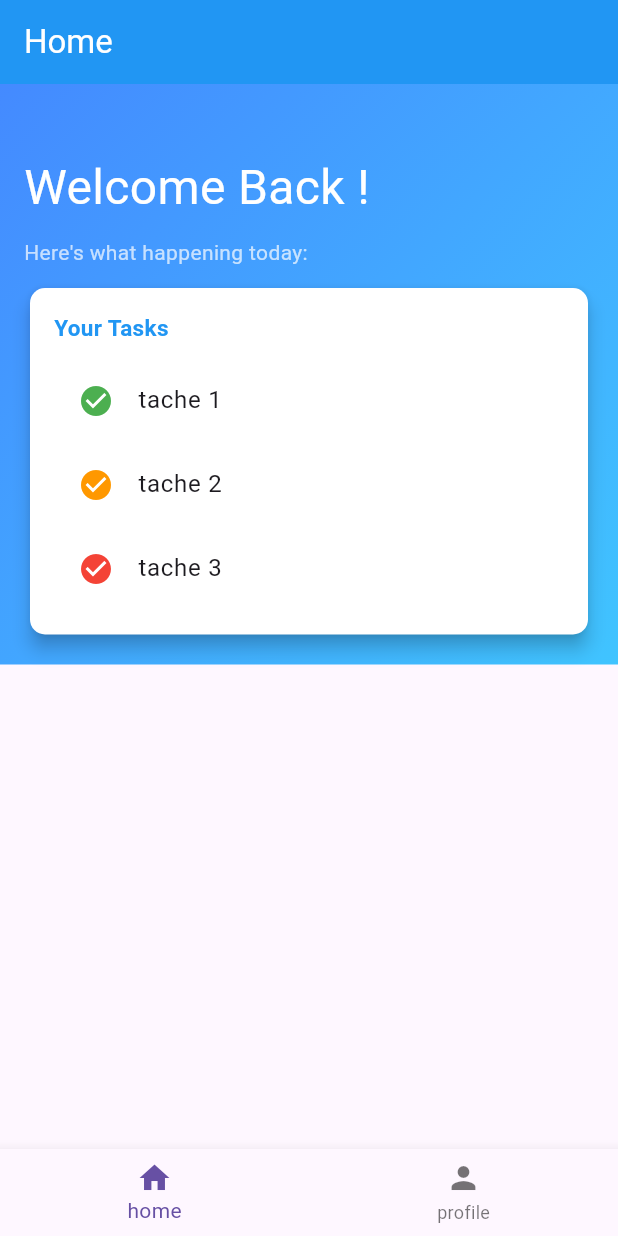
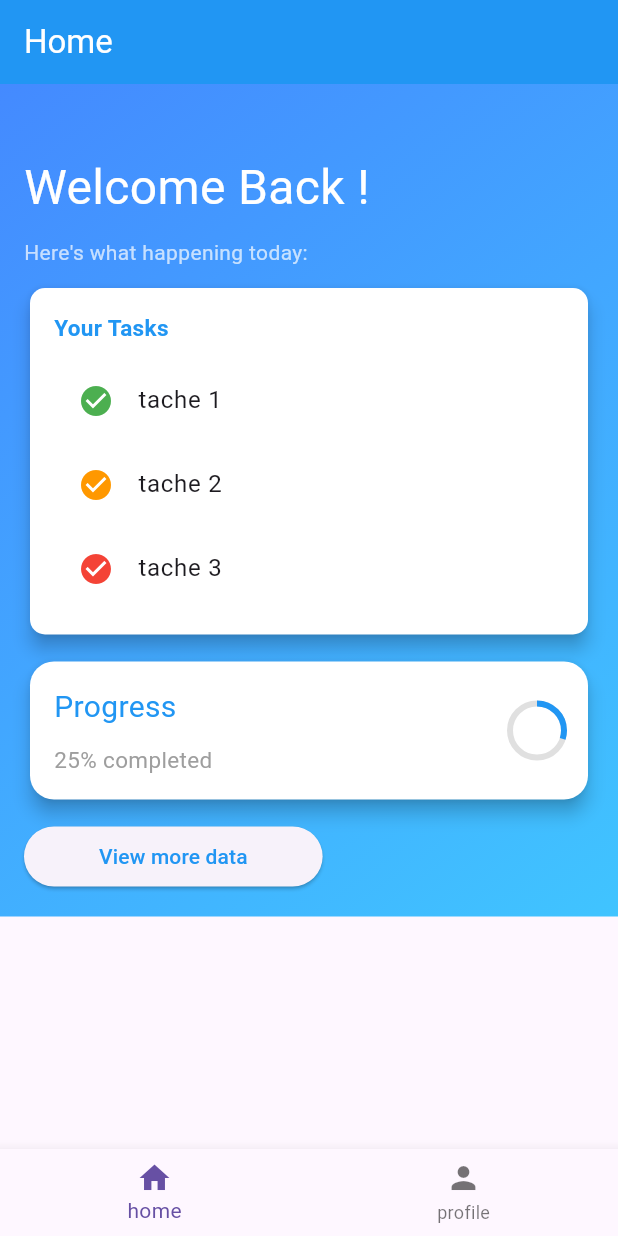
Before and after one commit to Matoor95/TDBachelorDashboard, a Flutter app: the screen it shows after launch, on a phone screen of 412 x 824 dp. Run offline on Flutter 3.47's test engine with Material 3 defaults, Android fonts, the phone set to English and light mode, and no system bars.

Commit message:
suite du tp

```diff
--- a/lib/pages/home.dart
+++ b/lib/pages/home.dart
@@ -7,73 +7,106 @@ class HomeScreen extends StatelessWidget {
   Widget build(BuildContext context) {
     return Scaffold(
       appBar: AppBar(
-        title: Text('Home',style:TextStyle(color:Colors.white)),
+        title: Text('Home', style: TextStyle(color: Colors.white)),
         backgroundColor: Colors.blue,
       ),
-      body:SingleChildScrollView(
-        child:Container(
-          padding:EdgeInsets.all(16.0),
-          decoration:BoxDecoration(
-            gradient:LinearGradient(
-              colors:[Colors.blueAccent, Colors.lightBlueAccent],
-              begin:Alignment.topLeft,
-              end:Alignment.bottomRight
+      body: SingleChildScrollView(
+        child: Container(
+            padding: EdgeInsets.all(16.0),
+            decoration: BoxDecoration(
+              gradient: LinearGradient(
+                  colors: [Colors.blueAccent, Colors.lightBlueAccent],
+                  begin: Alignment.topLeft,
+                  end: Alignment.bottomRight),
             ),
+            child: Column(
+              crossAxisAlignment: CrossAxisAlignment.start,
+              children: [
+                SizedBox(height: 30.0),
+                Text("Welcome Back !",
+                    style: TextStyle(color: Colors.white, fontSize: 32.0)),
+                SizedBox(height: 10.0),
+                Text("Here's what happening today: ",
+                    style: TextStyle(color: Colors.white70)),
+                SizedBox(height: 10.0),
+                Card(
+                    color: Colors.white,
+                    shape: RoundedRectangleBorder(
+                        borderRadius: BorderRadius.circular(10.0)),
+                    elevation: 5,
+                    child: Padding(
+                        padding: EdgeInsets.all(16.0),
+                        child: Column(
+                            crossAxisAlignment: CrossAxisAlignment.start,
+                            children: [
+                              Text("Your Tasks",
+                                  style: TextStyle(
+                                      color: Colors.blue,
+                                      fontSize: 15.0,
+                                      fontWeight: FontWeight.bold)),
+                              SizedBox(height: 10.0),
+                              ListTile(
+                                  leading: Icon(Icons.check_circle,
+                                      color: Colors.green),
+                                  title: Text("tache 1")),
+                              ListTile(
+                                  leading: Icon(Icons.check_circle,
+                                      color: Colors.orange),
+                                  title: Text("tache 2")),
+                              ListTile(
+                                  leading: Icon(Icons.check_circle,
+                                      color: Colors.red),
+                                  title: Text("tache 3")),
+                            ]))),
+                SizedBox(height: 10.0),
+                Card(
+                  color: Colors.white,
+                  shape: RoundedRectangleBorder(
+                    borderRadius: BorderRadius.circular(16.0),
+                  ),
+                  elevation: 5,
+                  child: Padding(
+                    padding: EdgeInsets.all(16.0),
+                    child: Row(
+                      mainAxisAlignment: MainAxisAlignment.spaceBetween,
+                      children: [
+                        Column(
+                          crossAxisAlignment: CrossAxisAlignment.start,
+                          children: [
+                            Text(
+                              "Progress",
+                              style:
+                                  TextStyle(fontSize: 20.0, color: Colors.blue),
+                            ),
+                            SizedBox(height: 10.0),
+                            Text("25% completed",
+                                style: TextStyle(
+                                    fontSize: 15.0, color: Colors.grey)),
+                          ],
+                        ),
+                        CircularProgressIndicator(
+                          value:0.3,
+                          backgroundColor: Colors.grey[300],valueColor: AlwaysStoppedAnimation<Color>(Colors.blue),
+                        ),
+                      ],
+                    ),
+                  ),
+                ),
+                SizedBox(height: 10.0),
+                ElevatedButton(
+                  style:ElevatedButton.styleFrom(
+                    padding: EdgeInsets.symmetric(horizontal: 50, vertical: 10),
+                    shape: RoundedRectangleBorder(
+                      borderRadius: BorderRadius.circular(20.0),
+                    ),
 
-          ),
-          child:Column(
-            crossAxisAlignment:CrossAxisAlignment.start,
-            children:[
-              SizedBox(height:30.0),
-              Text("Welcome Back !", style:TextStyle
-              (color:Colors.white, fontSize:32.0)),
-              SizedBox(height:10.0),
-              Text("Here's what happening today: ", style:TextStyle(color:Colors.white70)),
-              SizedBox(height:10.0),
-              Card(
-                color:Colors.white,
-                shape:RoundedRectangleBorder(
-                  borderRadius:BorderRadius.circular(10.0)
+                  ),
+                  onPressed: (){}, child: Text("View more data", style: TextStyle(color: Colors.blue),
+                  ),
+                  )
 
-                ),
-                elevation:5,
-                child:Padding(
-                  padding:EdgeInsets.all(16.0),
-                  child:Column(
-                    crossAxisAlignment:CrossAxisAlignment.start,
-                    children:[
-                      Text("Your Tasks", style:TextStyle(color:Colors.blue, fontSize:15.0, fontWeight:FontWeight.bold)),
-                      SizedBox(height:10.0),
-                      ListTile(
-                        leading:Icon(Icons.check_circle, color:Colors.green),
-                        title:Text("tache 1")
-
-                      ),
-                                ListTile(
-                        leading:Icon(Icons.check_circle, color:Colors.orange),
-                        title:Text("tache 2")
-
-                      ),
-                                ListTile(
-                        leading:Icon(Icons.check_circle, color:Colors.red),
-                        title:Text("tache 3")
-
-                      ),
-                    ]
-                  )
-                )
-
-
-
-              ),
-
-
-
-            ],
-
-
-          )
-        ),
+              ],
+            )),
       ),
     );
   }
```
